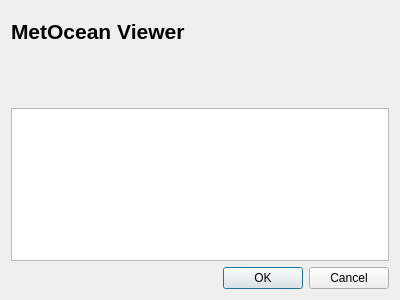
The window that ui/update_dialog.ui (zcobell/MetOceanViewer) describes before a commit, drawn with Qt 5.
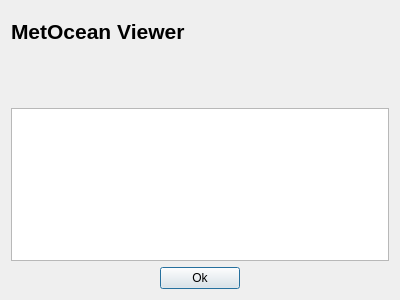
The same window after the commit. Icons and pictures are not drawn.

Commit message: Use single 'ok' instead of 'ok  cancel' in update dialog.

What changed in the file:
```diff
--- a/ui/update_dialog.ui
+++ b/ui/update_dialog.ui
@@ -122,14 +122,41 @@
     </widget>
    </item>
    <item>
-    <widget class="QDialogButtonBox" name="buttonBox">
-     <property name="orientation">
-      <enum>Qt::Horizontal</enum>
-     </property>
-     <property name="standardButtons">
-      <set>QDialogButtonBox::Cancel|QDialogButtonBox::Ok</set>
-     </property>
-    </widget>
+    <layout class="QHBoxLayout" name="horizontalLayout_2">
+     <item>
+      <spacer name="horizontalSpacer">
+       <property name="orientation">
+        <enum>Qt::Horizontal</enum>
+       </property>
+       <property name="sizeHint" stdset="0">
+        <size>
+         <width>40</width>
+         <height>20</height>
+        </size>
+       </property>
+      </spacer>
+     </item>
+     <item>
+      <widget class="QPushButton" name="button_ok">
+       <property name="text">
+        <string>Ok</string>
+       </property>
+      </widget>
+     </item>
+     <item>
+      <spacer name="horizontalSpacer_2">
+       <property name="orientation">
+        <enum>Qt::Horizontal</enum>
+       </property>
+       <property name="sizeHint" stdset="0">
+        <size>
+         <width>40</width>
+         <height>20</height>
+        </size>
+       </property>
+      </spacer>
+     </item>
+    </layout>
    </item>
   </layout>
  </widget>
```
Left out of the diff: 35 changed lines with no effect on the pictures. The commit also changes 2 other files.
